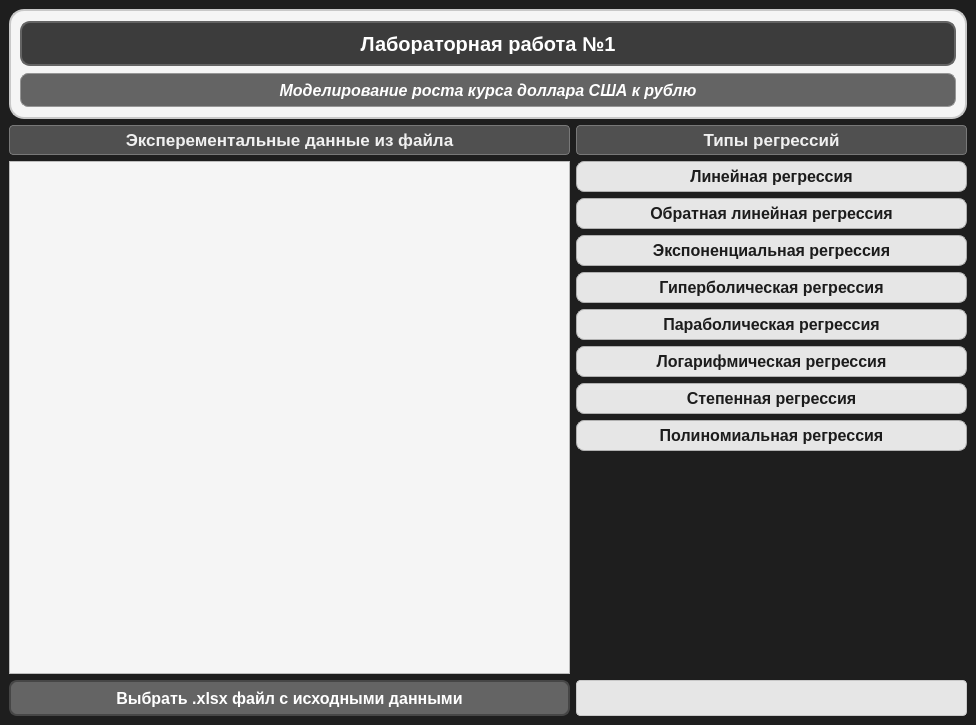
First picture: the form in Classical mathematical models of complex systems/Lab1_DollarExchangeRateStatistics/mainwindow.ui, repository GReaTeAssaSiN/Master_Degree_uni-assignments, before the edit.
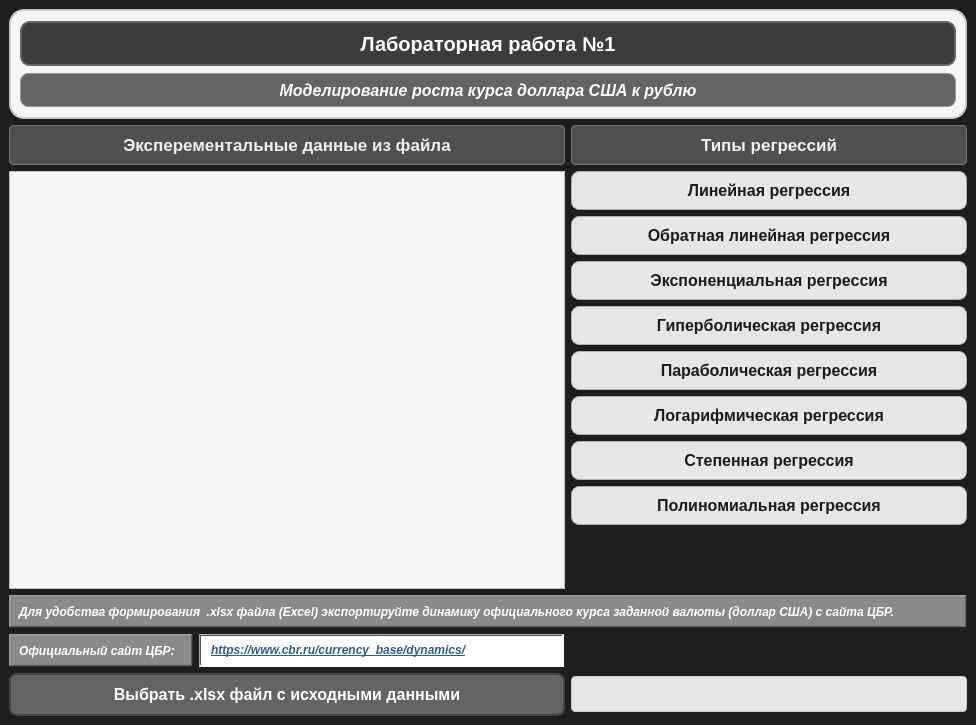
Second picture: the form after the edit.

Commit message: linear and inverse linear regressions completed

Patch:
```diff
--- a/Classical mathematical models of complex systems/Lab1_DollarExchangeRateStatistics/mainwindow.ui
+++ b/Classical mathematical models of complex systems/Lab1_DollarExchangeRateStatistics/mainwindow.ui
@@ -22,6 +22,12 @@
     <height>725</height>
    </size>
   </property>
+  <property name="maximumSize">
+   <size>
+    <width>976</width>
+    <height>725</height>
+   </size>
+  </property>
   <property name="windowTitle">
    <string>4199_Горшков Ал.О._Лабораторная работа №1</string>
   </property>
@@ -33,254 +39,7 @@
   </property>
   <widget class="QWidget" name="centralwidget">
    <layout class="QGridLayout" name="gridLayout_2">
-    <item row="3" column="0">
-     <widget class="QPushButton" name="pushButton_ChooseFile">
-      <property name="minimumSize">
-       <size>
-        <width>556</width>
-        <height>36</height>
-       </size>
-      </property>
-      <property name="maximumSize">
-       <size>
-        <width>16777215</width>
-        <height>43</height>
-       </size>
-      </property>
-      <property name="font">
-       <font>
-        <family>Segoe UI</family>
-        <pointsize>12</pointsize>
-        <bold>true</bold>
-       </font>
-      </property>
-      <property name="cursor">
-       <cursorShape>PointingHandCursor</cursorShape>
-      </property>
-      <property name="styleSheet">
-       <string notr="true">QPushButton {
-    background-color: rgb(100, 100, 100);   /* основной фон кнопки */
-    color: white;                            /* белый текст */
-    border-radius: 8px;                      /* округлые углы */
-    border: 2px solid rgb(70, 70, 70);      /* тёмная рамка */
-    padding: 6px 14px;                       /* внутренние отступы */
-    font-weight: bold;                        /* полужирный текст */
-    font-family: &quot;Segoe UI&quot;, sans-serif;
-}
-
-QPushButton:hover {
-    background-color: rgb(130, 130, 130);   /* подсветка при наведении */
-    border: 2px solid rgb(100, 100, 100);  /* рамка чуть светлее */
-}
-
-QPushButton:pressed {
-    background-color: rgb(70, 70, 70);      /* фон при нажатии */
-    border: 2px solid rgb(50, 50, 50);     /* тёмная рамка */
-}
-
-QPushButton:checked {
-    background-color: rgb(80, 80, 80);      /* фон для состояния “включено” */
-    border: 2px solid rgb(70, 70, 70);     /* рамка */
-}
-</string>
-      </property>
-      <property name="text">
-       <string>Выбрать .xlsx файл с исходными данными</string>
-      </property>
-     </widget>
-    </item>
-    <item row="3" column="1">
-     <widget class="QLabel" name="choosenFile_label">
-      <property name="minimumSize">
-       <size>
-        <width>391</width>
-        <height>36</height>
-       </size>
-      </property>
-      <property name="maximumSize">
-       <size>
-        <width>16777215</width>
-        <height>36</height>
-       </size>
-      </property>
-      <property name="font">
-       <font>
-        <family>Segoe UI</family>
-        <pointsize>8</pointsize>
-        <bold>false</bold>
-       </font>
-      </property>
-      <property name="cursor">
-       <cursorShape>ArrowCursor</cursorShape>
-      </property>
-      <property name="styleSheet">
-       <string notr="true">QLabel {
-    background-color: rgb(230, 230, 230);        /* светло-серый фон */
-    color: rgb(28, 28, 28);                      /* тёмный текст */
-    border: 1px solid rgb(200, 200, 200);       /* мягкая рамка */
-    border-radius: 4px;                          /* небольшое скругление углов */
-    padding: 2px 6px;                            /* внутренние отступы */
-    font-family: &quot;Segoe UI&quot;, sans-serif;        /* официальный шрифт */
-    font-size: 8pt;                             /* удобочитаемый размер */
-}
-</string>
-      </property>
-      <property name="frameShape">
-       <enum>QFrame::StyledPanel</enum>
-      </property>
-      <property name="frameShadow">
-       <enum>QFrame::Sunken</enum>
-      </property>
-      <property name="text">
-       <string/>
-      </property>
-      <property name="wordWrap">
-       <bool>true</bool>
-      </property>
-     </widget>
-    </item>
-    <item row="1" column="0">
-     <widget class="QLabel" name="data_label">
-      <property name="minimumSize">
-       <size>
-        <width>556</width>
-        <height>30</height>
-       </size>
-      </property>
-      <property name="maximumSize">
-       <size>
-        <width>16777215</width>
-        <height>40</height>
-       </size>
-      </property>
-      <property name="font">
-       <font>
-        <family>Segoe UI</family>
-        <pointsize>13</pointsize>
-        <fontweight>ExtraBold</fontweight>
-       </font>
-      </property>
-      <property name="styleSheet">
-       <string notr="true">QLabel {
-    background-color: rgb(80, 80, 80);        /* тёмно-серый фон */
-    color: rgb(240, 240, 240);               /* светлый текст для контраста */
-    border: 1px solid rgb(120, 120, 120);    /* мягкая рамка */
-    border-radius: 4px;                       /* небольшое скругление */
-    padding: 4px 8px;                         /* внутренние отступы */
-    font-family: &quot;Segoe UI&quot;, sans-serif;      /* корпоративный шрифт */
-    font-weight: 800;                          /* жирный шрифт */
-    font-size: 13pt;                           /* читаемый размер */
-}
-</string>
-      </property>
-      <property name="frameShape">
-       <enum>QFrame::WinPanel</enum>
-      </property>
-      <property name="frameShadow">
-       <enum>QFrame::Plain</enum>
-      </property>
-      <property name="text">
-       <string>Эксперементальные данные из файла</string>
-      </property>
-      <property name="textFormat">
-       <enum>Qt::AutoText</enum>
-      </property>
-      <property name="alignment">
-       <set>Qt::AlignCenter</set>
-      </property>
-     </widget>
-    </item>
-    <item row="2" column="0">
-     <widget class="QTableView" name="data_tableView">
-      <property name="font">
-       <font>
-        <family>Segoe UI</family>
-        <pointsize>12</pointsize>
-        <italic>false</italic>
-        <bold>false</bold>
-       </font>
-      </property>
-      <property name="cursor" stdset="0">
-       <cursorShape>PointingHandCursor</cursorShape>
-      </property>
-      <property name="styleSheet">
-       <string notr="true">QTableView {
-    background-color: rgb(245, 245, 245);           /* светлый фон таблицы */
-    alternate-background-color: rgb(235, 235, 235); /* чередующиеся строки */
-    gridline-color: rgb(200, 200, 200);            /* цвет сетки */
-    font: 12pt &quot;Segoe UI&quot;;                          /* корпоративный шрифт */
-    color: rgb(28, 28, 28);                         /* тёмный текст */
-    selection-background-color: rgb(180, 180, 180); /* цвет выделенной строки */
-    selection-color: rgb(28, 28, 28);               /* цвет текста выделения */
-}
-
-QHeaderView::section {
-    background-color: rgb(208, 208, 208);          /* фон заголовка */
-    color: rgb(28, 28, 28);                         /* текст заголовка */
-    padding: 4px;
-    border: 1px solid rgb(176, 176, 176);          /* рамка заголовка */
-    font-weight: bold;
-    text-align: center;                             /* выравнивание текста по центру */
-}
-
-QTableView::item:selected {
-    background-color: rgb(176, 176, 176);          /* выделение строки */
-    color: rgb(28, 28, 28);
-}
-
-QTableView::item:hover {
-    background-color: rgb(216, 216, 216);          /* подсветка при наведении */
-}
-</string>
-      </property>
-      <property name="frameShape">
-       <enum>QFrame::StyledPanel</enum>
-      </property>
-      <property name="frameShadow">
-       <enum>QFrame::Raised</enum>
-      </property>
-      <property name="editTriggers">
-       <set>QAbstractItemView::NoEditTriggers</set>
-      </property>
-     </widget>
-    </item>
-    <item row="1" column="1">
-     <widget class="QLabel" name="regressions_label">
-      <property name="maximumSize">
-       <size>
-        <width>16777215</width>
-        <height>40</height>
-       </size>
-      </property>
-      <property name="font">
-       <font>
-        <family>Segoe UI</family>
-        <pointsize>13</pointsize>
-        <fontweight>ExtraBold</fontweight>
-       </font>
-      </property>
-      <property name="styleSheet">
-       <string notr="true">QLabel {
-    background-color: rgb(80, 80, 80);        /* тёмно-серый фон */
-    color: rgb(240, 240, 240);               /* светлый текст для контраста */
-    border: 1px solid rgb(120, 120, 120);    /* мягкая рамка */
-    border-radius: 4px;                       /* небольшое скругление */
-    padding: 4px 8px;                         /* внутренние отступы */
-    font-family: &quot;Segoe UI&quot;, sans-serif;      /* корпоративный шрифт */
-    font-weight: 800;                          /* жирный шрифт */
-    font-size: 13pt;                           /* читаемый размер */
-}
-</string>
-      </property>
-      <property name="text">
-       <string>Типы регрессий</string>
-      </property>
-      <property name="alignment">
-       <set>Qt::AlignCenter</set>
-      </property>
-     </widget>
-    </item>
-    <item row="0" column="0" colspan="2">
+    <item row="0" column="0" colspan="3">
      <widget class="QFrame" name="frame_lab_model_labels">
       <property name="minimumSize">
        <size>
@@ -418,10 +177,169 @@
       </layout>
      </widget>
     </item>
-    <item row="2" column="1">
+    <item row="1" column="0" colspan="2">
+     <widget class="QLabel" name="data_label">
+      <property name="minimumSize">
+       <size>
+        <width>556</width>
+        <height>40</height>
+       </size>
+      </property>
+      <property name="maximumSize">
+       <size>
+        <width>16777215</width>
+        <height>40</height>
+       </size>
+      </property>
+      <property name="font">
+       <font>
+        <family>Segoe UI</family>
+        <pointsize>13</pointsize>
+        <fontweight>ExtraBold</fontweight>
+       </font>
+      </property>
+      <property name="styleSheet">
+       <string notr="true">QLabel {
+    background-color: rgb(80, 80, 80);        /* тёмно-серый фон */
+    color: rgb(240, 240, 240);               /* светлый текст для контраста */
+    border: 1px solid rgb(120, 120, 120);    /* мягкая рамка */
+    border-radius: 4px;                       /* небольшое скругление */
+    padding: 4px 8px;                         /* внутренние отступы */
+    font-family: &quot;Segoe UI&quot;, sans-serif;      /* корпоративный шрифт */
+    font-weight: 800;                          /* жирный шрифт */
+    font-size: 13pt;                           /* читаемый размер */
+}
+</string>
+      </property>
+      <property name="frameShape">
+       <enum>QFrame::WinPanel</enum>
+      </property>
+      <property name="frameShadow">
+       <enum>QFrame::Plain</enum>
+      </property>
+      <property name="text">
+       <string>Эксперементальные данные из файла</string>
+      </property>
+      <property name="textFormat">
+       <enum>Qt::AutoText</enum>
+      </property>
+      <property name="alignment">
+       <set>Qt::AlignCenter</set>
+      </property>
+     </widget>
+    </item>
+    <item row="1" column="2">
+     <widget class="QLabel" name="regressions_label">
+      <property name="minimumSize">
+       <size>
+        <width>391</width>
+        <height>40</height>
+       </size>
+      </property>
+      <property name="maximumSize">
+       <size>
+        <width>16777215</width>
+        <height>40</height>
+       </size>
+      </property>
+      <property name="font">
+       <font>
+        <family>Segoe UI</family>
+        <pointsize>13</pointsize>
+        <fontweight>ExtraBold</fontweight>
+       </font>
+      </property>
+      <property name="styleSheet">
+       <string notr="true">QLabel {
+    background-color: rgb(80, 80, 80);        /* тёмно-серый фон */
+    color: rgb(240, 240, 240);               /* светлый текст для контраста */
+    border: 1px solid rgb(120, 120, 120);    /* мягкая рамка */
+    border-radius: 4px;                       /* небольшое скругление */
+    padding: 4px 8px;                         /* внутренние отступы */
+    font-family: &quot;Segoe UI&quot;, sans-serif;      /* корпоративный шрифт */
+    font-weight: 800;                          /* жирный шрифт */
+    font-size: 13pt;                           /* читаемый размер */
+}
+</string>
+      </property>
+      <property name="text">
+       <string>Типы регрессий</string>
+      </property>
+      <property name="alignment">
+       <set>Qt::AlignCenter</set>
+      </property>
+     </widget>
+    </item>
+    <item row="2" column="0" colspan="2">
+     <widget class="QTableView" name="data_tableView">
+      <property name="minimumSize">
+       <size>
+        <width>556</width>
+        <height>409</height>
+       </size>
+      </property>
+      <property name="font">
+       <font>
+        <family>Segoe UI</family>
+        <pointsize>12</pointsize>
+        <italic>false</italic>
+        <bold>false</bold>
+       </font>
+      </property>
+      <property name="cursor" stdset="0">
+       <cursorShape>PointingHandCursor</cursorShape>
+      </property>
+      <property name="styleSheet">
+       <string notr="true">QTableView {
+    background-color: rgb(245, 245, 245);           /* светлый фон таблицы */
+    alternate-background-color: rgb(235, 235, 235); /* чередующиеся строки */
+    gridline-color: rgb(200, 200, 200);            /* цвет сетки */
+    font: 12pt &quot;Segoe UI&quot;;                          /* корпоративный шрифт */
+    color: rgb(28, 28, 28);                         /* тёмный текст */
+    selection-background-color: rgb(180, 180, 180); /* цвет выделенной строки */
+    selection-color: rgb(28, 28, 28);               /* цвет текста выделения */
+}
+
+QHeaderView::section {
+    background-color: rgb(208, 208, 208);          /* фон заголовка */
+    color: rgb(28, 28, 28);                         /* текст заголовка */
+    padding: 4px;
+    border: 1px solid rgb(176, 176, 176);          /* рамка заголовка */
+    font-weight: bold;
+    text-align: center;                             /* выравнивание текста по центру */
+}
+
+QTableView::item:selected {
+    background-color: rgb(176, 176, 176);          /* выделение строки */
+    color: rgb(28, 28, 28);
+}
+
+QTableView::item:hover {
+    background-color: rgb(216, 216, 216);          /* подсветка при наведении */
+}
+</string>
+      </property>
+      <property name="frameShape">
+       <enum>QFrame::StyledPanel</enum>
+      </property>
+      <property name="frameShadow">
+       <enum>QFrame::Raised</enum>
+      </property>
+      <property name="editTriggers">
+       <set>QAbstractItemView::NoEditTriggers</set>
+      </property>
+     </widget>
+    </item>
+    <item row="2" column="2">
      <layout class="QVBoxLayout" name="verticalLayout">
       <item>
        <widget class="QPushButton" name="pushButton_linear_regr">
+        <property name="minimumSize">
+         <size>
+          <width>389</width>
+          <height>39</height>
+         </size>
+        </property>
         <property name="maximumSize">
          <size>
           <width>16777215</width>
@@ -479,6 +397,12 @@
       </item>
       <item>
        <widget class="QPushButton" name="pushButton_inverse_linear_regr">
+        <property name="minimumSize">
+         <size>
+          <width>389</width>
+          <height>39</height>
+         </size>
+        </property>
         <property name="font">
          <font>
           <family>Segoe UI</family>
@@ -530,6 +454,12 @@
       </item>
       <item>
        <widget class="QPushButton" name="pushButton_exp_regr">
+        <property name="minimumSize">
+         <size>
+          <width>389</width>
+          <height>39</height>
+         </size>
+        </property>
         <property name="font">
          <font>
           <family>Segoe UI</family>
@@ -581,6 +511,12 @@
       </item>
       <item>
        <widget class="QPushButton" name="pushButton_hyper_regr">
+        <property name="minimumSize">
+         <size>
+          <width>389</width>
+          <height>39</height>
+         </size>
+        </property>
         <property name="font">
          <font>
           <family>Segoe UI</family>
@@ -632,6 +568,12 @@
       </item>
       <item>
        <widget class="QPushButton" name="pushButton_parab_regr">
+        <property name="minimumSize">
+         <size>
+          <width>389</width>
+          <height>39</height>
+         </size>
+        </property>
         <property name="font">
          <font>
           <family>Segoe UI</family>
@@ -682,6 +624,12 @@
       </item>
       <item>
        <widget class="QPushButton" name="pushButton_log_regr">
+        <property name="minimumSize">
+         <size>
+          <width>389</width>
+          <height>39</height>
+         </size>
+        </property>
         <property name="font">
          <font>
           <family>Segoe UI</family>
@@ -733,6 +681,12 @@
       </item>
       <item>
        <widget class="QPushButton" name="pushButton_power_regr">
+        <property name="minimumSize">
+         <size>
+          <width>389</width>
+          <height>39</height>
+         </size>
+        </property>
         <property name="font">
          <font>
           <family>Segoe UI</family>
@@ -784,6 +738,12 @@
       </item>
       <item>
        <widget class="QPushButton" name="pushButton_polynom_regr">
+        <property name="minimumSize">
+         <size>
+          <width>389</width>
+          <height>39</height>
+         </size>
+        </property>
         <property name="font">
          <font>
           <family>Segoe UI</family>
@@ -848,6 +808,285 @@
       </item>
      </layout>
     </item>
+    <item row="3" column="0" colspan="3">
+     <widget class="QLabel" name="info_label">
+      <property name="minimumSize">
+       <size>
+        <width>954</width>
+        <height>33</height>
+       </size>
+      </property>
+      <property name="maximumSize">
+       <size>
+        <width>16777215</width>
+        <height>33</height>
+       </size>
+      </property>
+      <property name="font">
+       <font>
+        <family>Segoe UI</family>
+        <pointsize>9</pointsize>
+        <italic>true</italic>
+        <fontweight>Medium</fontweight>
+       </font>
+      </property>
+      <property name="styleSheet">
+       <string notr="true">QLabel {
+    background-color: rgb(138, 138, 138);
+    color:rgb(255, 255, 255);
+    font-family: &quot;Segoe UI&quot;;
+    font-size: 9pt;
+	font-weight: 500;
+    padding: 6px;
+}
+</string>
+      </property>
+      <property name="frameShape">
+       <enum>QFrame::WinPanel</enum>
+      </property>
+      <property name="frameShadow">
+       <enum>QFrame::Raised</enum>
+      </property>
+      <property name="lineWidth">
+       <number>3</number>
+      </property>
+      <property name="text">
+       <string>Для удобства формирования  .xlsx файла (Excel) экспортируйте динамику официального курса заданной валюты (доллар США) с сайта ЦБР.</string>
+      </property>
+     </widget>
+    </item>
+    <item row="4" column="0">
+     <widget class="QLabel" name="info_link_label">
+      <property name="minimumSize">
+       <size>
+        <width>184</width>
+        <height>33</height>
+       </size>
+      </property>
+      <property name="maximumSize">
+       <size>
+        <width>184</width>
+        <height>33</height>
+       </size>
+      </property>
+      <property name="font">
+       <font>
+        <family>Segoe UI</family>
+        <pointsize>9</pointsize>
+        <italic>true</italic>
+        <fontweight>Medium</fontweight>
+       </font>
+      </property>
+      <property name="styleSheet">
+       <string notr="true">QLabel {
+    background-color: rgb(138, 138, 138);
+    color:rgb(255, 255, 255);
+    font-family: &quot;Segoe UI&quot;;
+    font-size: 9pt;
+	font-weight: 500;
+    padding: 6px;
+}
+</string>
+      </property>
+      <property name="frameShape">
+       <enum>QFrame::WinPanel</enum>
+      </property>
+      <property name="frameShadow">
+       <enum>QFrame::Raised</enum>
+      </property>
+      <property name="lineWidth">
+       <number>3</number>
+      </property>
+      <property name="text">
+       <string>Официальный сайт ЦБР:</string>
+      </property>
+     </widget>
+    </item>
+    <item row="4" column="1">
+     <widget class="QLabel" name="link_label">
+      <property name="minimumSize">
+       <size>
+        <width>365</width>
+        <height>33</height>
+       </size>
+      </property>
+      <property name="maximumSize">
+       <size>
+        <width>365</width>
+        <height>33</height>
+       </size>
+      </property>
+      <property name="font">
+       <font>
+        <family>Segoe UI</family>
+        <pointsize>9</pointsize>
+        <italic>false</italic>
+        <underline>true</underline>
+        <fontweight>ExtraBold</fontweight>
+       </font>
+      </property>
+      <property name="cursor">
+       <cursorShape>PointingHandCursor</cursorShape>
+      </property>
+      <property name="styleSheet">
+       <string notr="true">QLabel {
+    background-color: rgb(255, 255, 255);
+    font-family: &quot;Segoe UI&quot;;
+    font-size: 9pt;
+    font-weight: 800;
+    padding: 5px 8px;
+}
+</string>
+      </property>
+      <property name="frameShape">
+       <enum>QFrame::WinPanel</enum>
+      </property>
+      <property name="frameShadow">
+       <enum>QFrame::Sunken</enum>
+      </property>
+      <property name="lineWidth">
+       <number>3</number>
+      </property>
+      <property name="text">
+       <string>&lt;!DOCTYPE HTML PUBLIC &quot;-//W3C//DTD HTML 4.0//EN&quot; &quot;http://www.w3.org/TR/REC-html40/strict.dtd&quot;&gt;
+&lt;html&gt;&lt;head&gt;&lt;meta name=&quot;qrichtext&quot; content=&quot;1&quot; /&gt;&lt;meta charset=&quot;utf-8&quot; /&gt;&lt;style type=&quot;text/css&quot;&gt;
+p, li { white-space: pre-wrap; }
+hr { height: 1px; border-width: 0; }
+li.unchecked::marker { content: &quot;\2610&quot;; }
+li.checked::marker { content: &quot;\2612&quot;; }
+&lt;/style&gt;&lt;/head&gt;&lt;body style=&quot; font-family:'Segoe UI'; font-size:9pt; font-weight:800; font-style:normal; text-decoration: underline;&quot;&gt;
+&lt;p style=&quot; margin-top:12px; margin-bottom:12px; margin-left:0px; margin-right:0px; -qt-block-indent:0; text-indent:0px;&quot;&gt;&lt;a href=&quot;https://www.cbr.ru/currency_base/dynamics/&quot;&gt;&lt;span style=&quot; font-style:italic; color:#2d5c8d;&quot;&gt;https://www.cbr.ru/currency_base/dynamics/&lt;/span&gt;&lt;/a&gt;&lt;/p&gt;&lt;/body&gt;&lt;/html&gt;</string>
+      </property>
+      <property name="textFormat">
+       <enum>Qt::RichText</enum>
+      </property>
+      <property name="openExternalLinks">
+       <bool>true</bool>
+      </property>
+      <property name="textInteractionFlags">
+       <set>Qt::LinksAccessibleByKeyboard|Qt::LinksAccessibleByMouse|Qt::TextBrowserInteraction|Qt::TextSelectableByKeyboard|Qt::TextSelectableByMouse</set>
+      </property>
+     </widget>
+    </item>
+    <item row="4" column="2">
+     <spacer name="horizontalSpacer">
+      <property name="orientation">
+       <enum>Qt::Horizontal</enum>
+      </property>
+      <property name="sizeHint" stdset="0">
+       <size>
+        <width>388</width>
+        <height>20</height>
+       </size>
+      </property>
+     </spacer>
+    </item>
+    <item row="5" column="0" colspan="2">
+     <widget class="QPushButton" name="pushButton_ChooseFile">
+      <property name="minimumSize">
+       <size>
+        <width>556</width>
+        <height>43</height>
+       </size>
+      </property>
+      <property name="maximumSize">
+       <size>
+        <width>16777215</width>
+        <height>43</height>
+       </size>
+      </property>
+      <property name="font">
+       <font>
+        <family>Segoe UI</family>
+        <pointsize>12</pointsize>
+        <bold>true</bold>
+       </font>
+      </property>
+      <property name="cursor">
+       <cursorShape>PointingHandCursor</cursorShape>
+      </property>
+      <property name="styleSheet">
+       <string notr="true">QPushButton {
+    background-color: rgb(100, 100, 100);   /* основной фон кнопки */
+    color: white;                            /* белый текст */
+    border-radius: 8px;                      /* округлые углы */
+    border: 2px solid rgb(70, 70, 70);      /* тёмная рамка */
+    padding: 6px 14px;                       /* внутренние отступы */
+    font-weight: bold;                        /* полужирный текст */
+    font-family: &quot;Segoe UI&quot;, sans-serif;
+}
+
+QPushButton:hover {
+    background-color: rgb(130, 130, 130);   /* подсветка при наведении */
+    border: 2px solid rgb(100, 100, 100);  /* рамка чуть светлее */
+}
+
+QPushButton:pressed {
+    background-color: rgb(70, 70, 70);      /* фон при нажатии */
+    border: 2px solid rgb(50, 50, 50);     /* тёмная рамка */
+}
+
+QPushButton:checked {
+    background-color: rgb(80, 80, 80);      /* фон для состояния “включено” */
+    border: 2px solid rgb(70, 70, 70);     /* рамка */
+}
+</string>
+      </property>
+      <property name="text">
+       <string>Выбрать .xlsx файл с исходными данными</string>
+      </property>
+     </widget>
+    </item>
+    <item row="5" column="2">
+     <widget class="QLabel" name="choosenFile_label">
+      <property name="minimumSize">
+       <size>
+        <width>391</width>
+        <height>36</height>
+       </size>
+      </property>
+      <property name="maximumSize">
+       <size>
+        <width>16777215</width>
+        <height>36</height>
+       </size>
+      </property>
+      <property name="font">
+       <font>
+        <family>Segoe UI</family>
+        <pointsize>8</pointsize>
+        <bold>false</bold>
+       </font>
+      </property>
+      <property name="cursor">
+       <cursorShape>ArrowCursor</cursorShape>
+      </property>
+      <property name="styleSheet">
+       <string notr="true">QLabel {
+    background-color: rgb(230, 230, 230);        /* светло-серый фон */
+    color: rgb(28, 28, 28);                      /* тёмный текст */
+    border: 1px solid rgb(200, 200, 200);       /* мягкая рамка */
+    border-radius: 4px;                          /* небольшое скругление углов */
+    padding: 2px 6px;                            /* внутренние отступы */
+    font-family: &quot;Segoe UI&quot;, sans-serif;        /* официальный шрифт */
+    font-size: 8pt;                             /* удобочитаемый размер */
+}
+</string>
+      </property>
+      <property name="frameShape">
+       <enum>QFrame::StyledPanel</enum>
+      </property>
+      <property name="frameShadow">
+       <enum>QFrame::Sunken</enum>
+      </property>
+      <property name="text">
+       <string/>
+      </property>
+      <property name="wordWrap">
+       <bool>true</bool>
+      </property>
+     </widget>
+    </item>
    </layout>
   </widget>
  </widget>
```
The commit also changes 14 other files.
